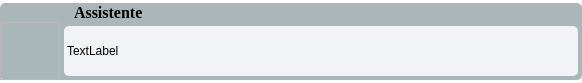
First picture: the form in interfaces/widgets/output_widget.ui, repository LuisFilipVS/AssistenteVirtualComPyQt, before the edit.
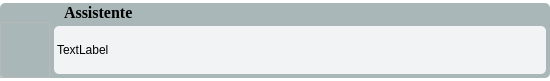
Second picture: the form after the edit. Icons and pictures are not drawn.

What changed in the file:
```diff
--- a/interfaces/widgets/output_widget.ui
+++ b/interfaces/widgets/output_widget.ui
@@ -6,8 +6,8 @@
    <rect>
     <x>0</x>
     <y>0</y>
-    <width>582</width>
-    <height>83</height>
+    <width>550</width>
+    <height>81</height>
    </rect>
   </property>
   <property name="windowTitle">
```
Left out of the diff: 4 changed lines with no effect on the pictures.
